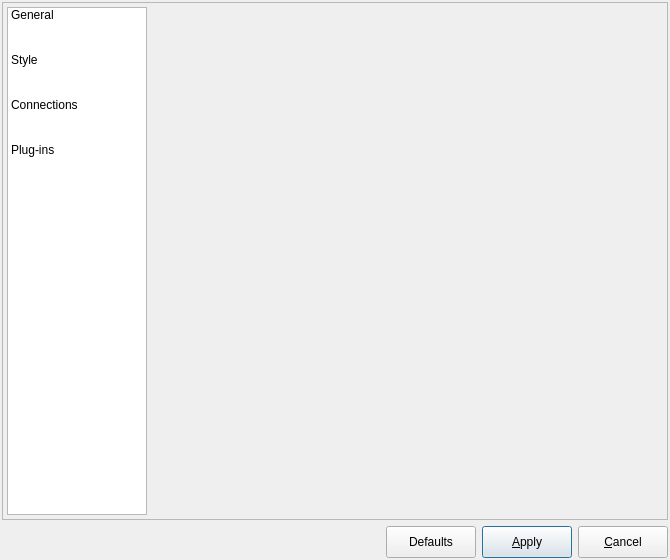
Qt form libpgmodeler_ui/ui/configurationform.ui (pgmodeler/pgmodeler) before a commit.
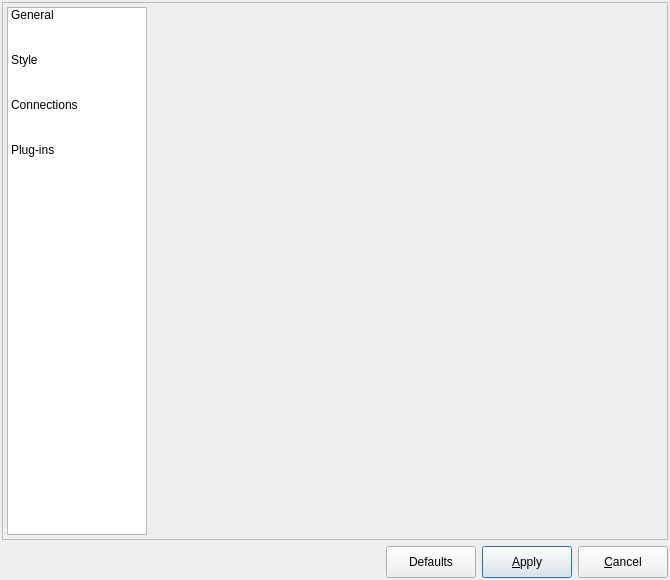
The same form after that commit. Icons and pictures are not drawn.

```diff
--- a/libpgmodeler_ui/ui/configurationform.ui
+++ b/libpgmodeler_ui/ui/configurationform.ui
@@ -10,7 +10,7 @@
     <x>0</x>
     <y>0</y>
     <width>670</width>
-    <height>560</height>
+    <height>580</height>
    </rect>
   </property>
   <property name="sizePolicy">
@@ -22,7 +22,7 @@
   <property name="minimumSize">
    <size>
     <width>670</width>
-    <height>560</height>
+    <height>580</height>
    </size>
   </property>
   <property name="windowTitle">
```
